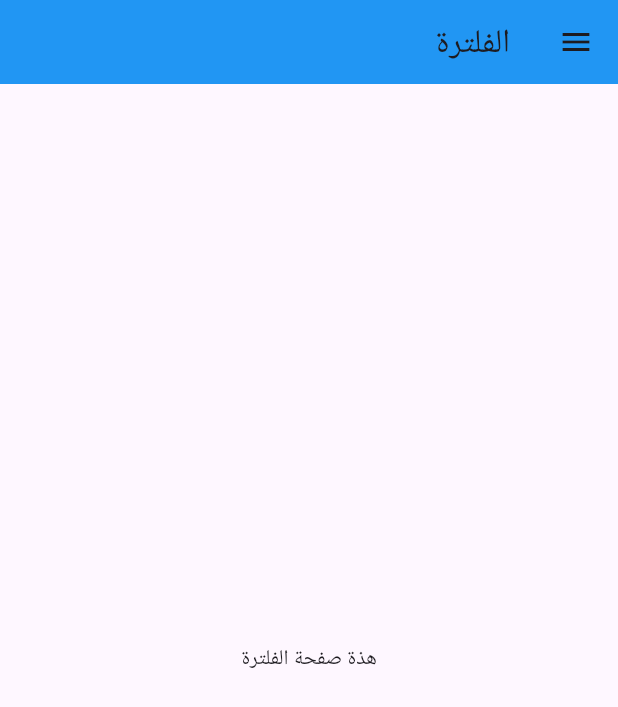
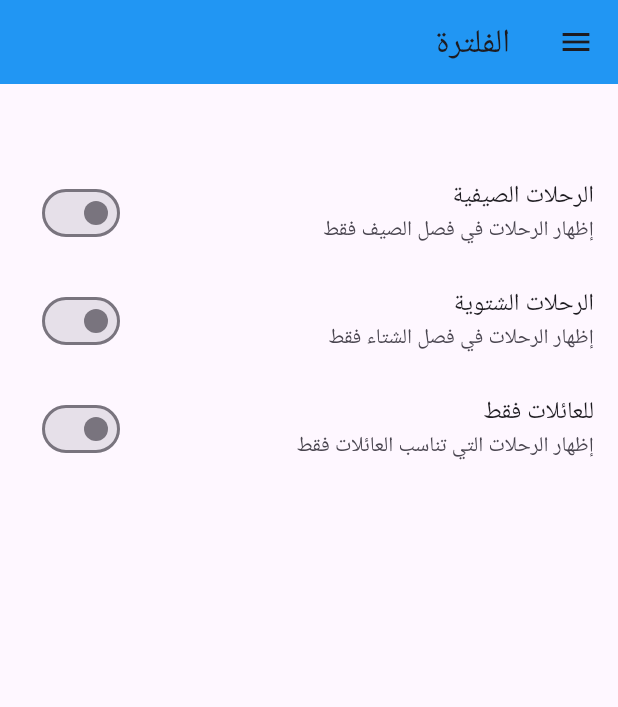
Before and after one commit to ibn-alsnbany/traveling_app, a Flutter app: the FiltersScreen screen opened by its route, on a phone screen of 412 x 824 dp. Shown: the top 707 px of the screen. Run offline on Flutter 3.47's test engine with Material 3 defaults, Android fonts, the phone set to English and light mode, and no system bars; network calls fail.

Commit message:
make filter for summry , winter, family

```diff
--- a/lib/app_data.dart
+++ b/lib/app_data.dart
@@ -1,4 +1,4 @@
-import 'package:traveling_app/models/category.dart';
+import '../models/category.dart';
 import './models/trip.dart';
 
 // ignore: constant_identifier_names
--- a/lib/main.dart
+++ b/lib/main.dart
@@ -1,5 +1,5 @@
 import 'package:flutter/material.dart';
-import 'package:traveling_app/screens/filters_screen.dart';
+import '../screens/filters_screen.dart';
 import '../screens/tabs_screen.dart';
 import '../screens/trip_detil_screen.dart';
 import 'package:flutter_localizations/flutter_localizations.dart';
--- a/lib/screens/filters_screen.dart
+++ b/lib/screens/filters_screen.dart
@@ -1,17 +1,83 @@
 import 'package:flutter/material.dart';
 import '../widgets/app_drawer.dart';
 
-class FiltersScreen extends StatelessWidget {
+class FiltersScreen extends StatefulWidget {
   const FiltersScreen({super.key});
 
   static const screenRoute = '/filters';
 
   @override
+  State<FiltersScreen> createState() => _FiltersScreenState();
+}
+
+class _FiltersScreenState extends State<FiltersScreen> {
+  var _isInSummer = false;
+  var _isInWinter = false;
+  var _isForFamily = false;
+
+  SwitchListTile buildSwithListTile(
+    String title,
+    String subtitle,
+    bool currentValue,
+    Function(bool) updateValue,
+  ) {
+    return SwitchListTile(
+      title: Text(title),
+      subtitle: Text(subtitle),
+      value: currentValue,
+      onChanged: updateValue,
+    );
+  }
+
+  @override
   Widget build(BuildContext context) {
     return Scaffold(
-      appBar: AppBar(backgroundColor: Colors.blue, title: Text('الفلترة')),
-      drawer: AppDrawer(),
-      body: Center(child: Text('هذة صفحة الفلترة')),
+      appBar: AppBar(
+        backgroundColor: Colors.blue,
+        title: const Text('الفلترة'),
+      ),
+      drawer: const AppDrawer(),
+      body: Column(
+        children: [
+          const SizedBox(height: 50),
+          Expanded(
+            child: ListView(
+              children: [
+                buildSwithListTile(
+                  'الرحلات الصيفية',
+                  'إظهار الرحلات في فصل الصيف فقط',
+                  _isInSummer,
+                  (newValue) {
+                    setState(() {
+                      _isInSummer = newValue;
+                    });
+                  },
+                ),
+                buildSwithListTile(
+                  'الرحلات الشتوية',
+                  'إظهار الرحلات في فصل الشتاء فقط',
+                  _isInWinter,
+                  (newValue) {
+                    setState(() {
+                      _isInWinter = newValue;
+                    });
+                  },
+                ),
+                buildSwithListTile(
+                  'للعائلات فقط',
+                  'إظهار الرحلات التي تناسب العائلات فقط',
+                  _isForFamily,
+                  (newValue) {
+                    setState(() {
+                      _isForFamily = newValue;
+                    });
+                  },
+                ),
+              ],
+            ),
+          ),
+        ],
+      ),
     );
   }
 }
```
